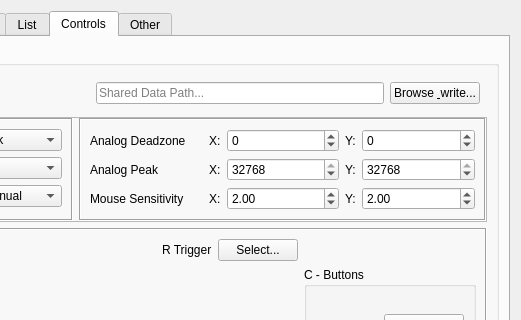
dh4/mupen64plus-qt, file src/dialogs/settingsdialog.ui: the form before one commit; both pictures show x 375 to 896 and y 0 to 320 of the 896 by 853 pixel window.
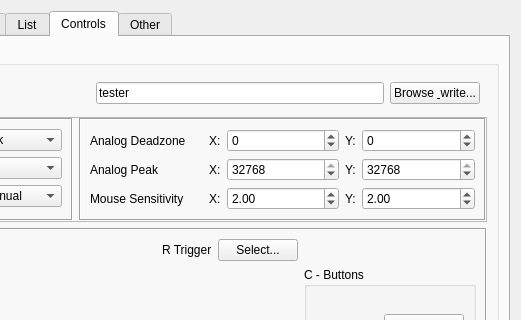
The form after the commit. Icons and pictures are not drawn.

```diff
--- a/src/dialogs/settingsdialog.ui
+++ b/src/dialogs/settingsdialog.ui
@@ -1189,6 +1189,9 @@
             </item>
             <item>
              <widget class="QLineEdit" name="txtSharedDataPath">
+              <property name="text">
+               <string>tester</string>
+              </property>
               <property name="placeholderText">
                <string>Shared Data Path...</string>
               </property>
```
